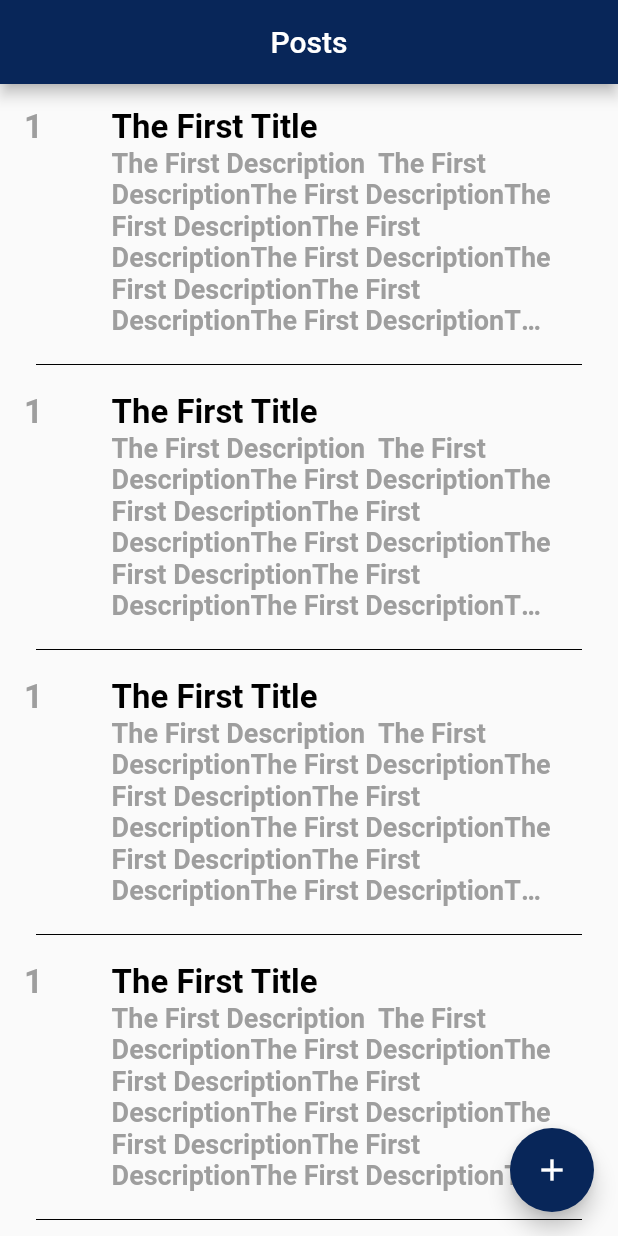
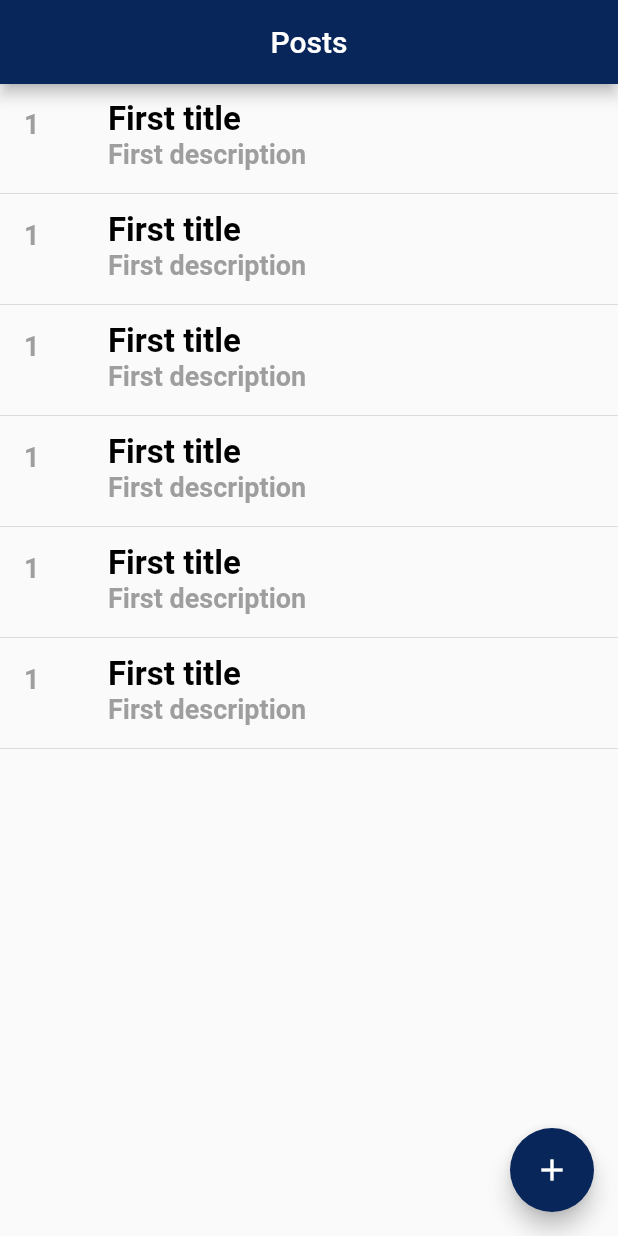
Before and after one commit to Taku-Android/FacbookPosts-CleanArch, a Flutter app: the screen it shows after launch, on a phone screen of 412 x 824 dp. Run offline on Flutter 3.47's test engine with Material 2 defaults, Android fonts, the phone set to English and light mode, and no system bars; our stand-ins replace dartz, dio, equatable, flutter_bloc, get_it, internet_connection_checker and 1 more.

Commit message:
changing my stupid widget and using the ListTile easily

```diff
--- a/lib/core/utils/styles.dart
+++ b/lib/core/utils/styles.dart
@@ -20,7 +20,7 @@ class Styles{
 
 
   static  TextStyle textId =  const TextStyle(
-      fontSize: 22 ,
+      fontSize: 18 ,
       fontWeight:  FontWeight.bold ,
       color: Colors.grey
   );
--- a/lib/features/posts/persentation/widgets/post_list_item.dart
+++ b/lib/features/posts/persentation/widgets/post_list_item.dart
@@ -7,57 +7,15 @@ class PostListItem extends StatelessWidget {
 
   @override
   Widget build(BuildContext context) {
-    return Column(
+    return  Column(
       children: [
-        Container(
-          padding: const EdgeInsets.all(16),
+        ListTile(
+          leading: Text('1' , style: Styles.textId,),
+          title: Text('First title ',style: Styles.textTitle,),
+          subtitle:Text('First description  ',style: Styles.textDesc,) ,
 
-          width: MediaQuery.of(context).size.width / .5,
-          child: Row(
-            crossAxisAlignment: CrossAxisAlignment.start,
-            children: [
-              Column(
-
-                children: [
-                  Text(
-                    '1',
-                    style: Styles.textId,
-                  ),
-                ],
-              ),
-              SizedBox(
-                width: MediaQuery.of(context).size.width / 9,
-              ),
-              SizedBox(
-                width: MediaQuery.of(context).size.width / 1.4,
-
-                child: Column(
-                  crossAxisAlignment: CrossAxisAlignment.start,
-                  children: [
-                    Text(
-                      'The First Title ',
-                      style: Styles.textTitle,
-                      maxLines: 2,
-                      overflow: TextOverflow.ellipsis,
-                    ),
-                    Text(
-                        'The First Description  The First DescriptionThe First DescriptionThe First DescriptionThe First DescriptionThe First DescriptionThe First DescriptionThe First DescriptionThe First DescriptionThe First Description',
-                        style: Styles.textDesc,
-                        maxLines: 6,
-                        overflow: TextOverflow.ellipsis),
-                  ],
-                ),
-              ),
-            ],
-          ),
         ),
-        const Padding(
-          padding: EdgeInsets.symmetric(horizontal: 24.0 ),
-          child: Divider(
-            height: 6,
-            color: Colors.black,
-          ),
-        )
+        const Divider(height: 2,)
       ],
     );
   }
```
